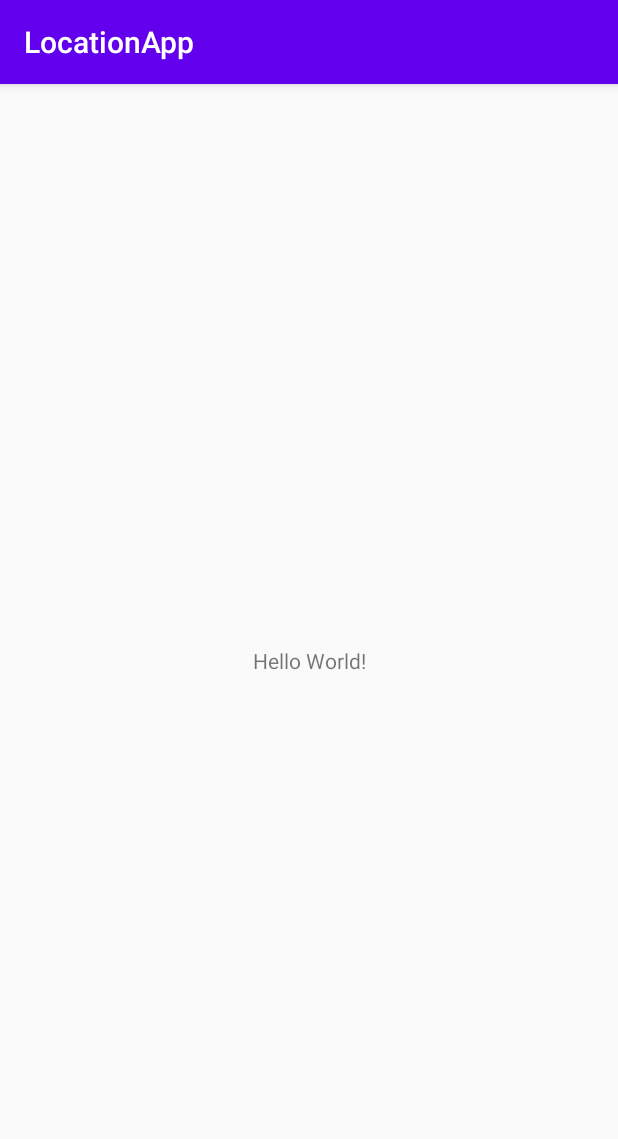
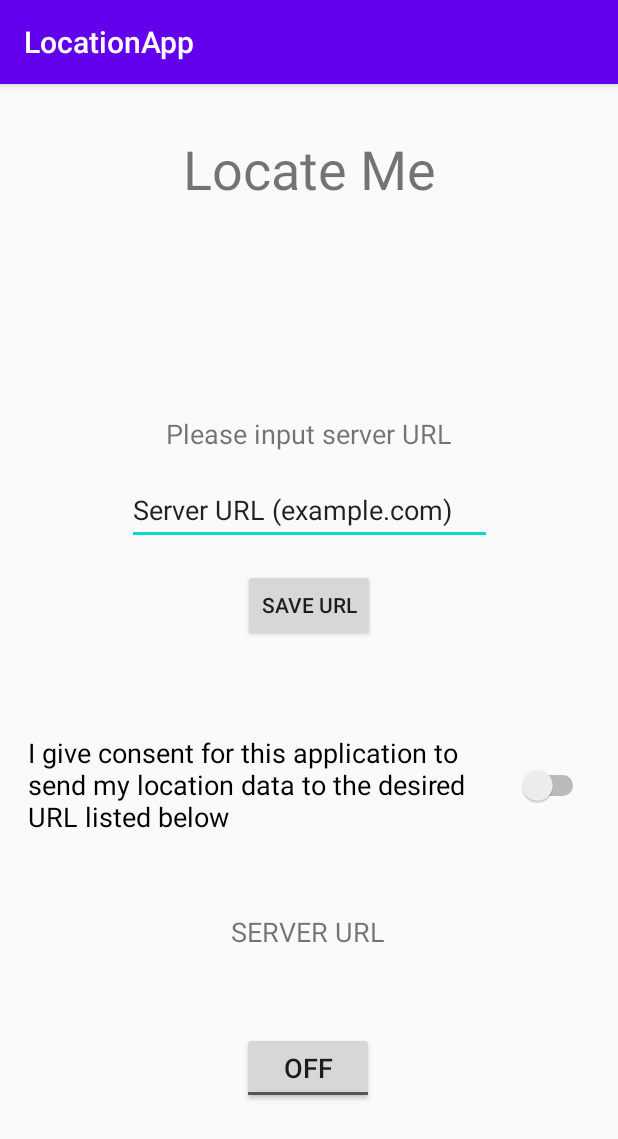
Before and after one commit to BTSTURKEY/LocationAppDevelopment, an Android app: the screen it shows after launch (MainActivity), on a phone screen of 412 x 824 dp. Shown: the top 1139 px of the screen. Run offline under Robolectric (Android 15) with nearby library versions, the phone set to English and light mode, and no system bars.

Commit message:
Design layout

```diff
--- a/LocationApp/app/src/main/res/layout/activity_main.xml
+++ b/LocationApp/app/src/main/res/layout/activity_main.xml
@@ -7,12 +7,93 @@
     tools:context=".MainActivity">
 
     <TextView
+        android:id="@+id/textView"
         android:layout_width="wrap_content"
         android:layout_height="wrap_content"
-        android:text="Hello World!"
-        app:layout_constraintBottom_toBottomOf="parent"
-        app:layout_constraintLeft_toLeftOf="parent"
-        app:layout_constraintRight_toRightOf="parent"
+        android:layout_marginTop="32dp"
+        android:text="Locate Me"
+        android:textSize="36sp"
+        app:layout_constraintEnd_toEndOf="parent"
+        app:layout_constraintStart_toStartOf="parent"
         app:layout_constraintTop_toTopOf="parent" />
 
+    <Switch
+        android:id="@+id/switch1"
+        android:layout_width="374dp"
+        android:layout_height="81dp"
+        android:layout_marginStart="16dp"
+        android:layout_marginLeft="16dp"
+        android:layout_marginTop="55dp"
+        android:layout_marginEnd="16dp"
+        android:layout_marginRight="16dp"
+        android:text="I give consent for this application to send my location data to the desired URL listed below"
+        android:textSize="18sp"
+        app:layout_constraintEnd_toEndOf="parent"
+        app:layout_constraintHorizontal_bias="0.4"
+        app:layout_constraintStart_toStartOf="parent"
+        app:layout_constraintTop_toBottomOf="@+id/button2" />
+
+    <TextView
+        android:id="@+id/textView2"
+        android:layout_width="wrap_content"
+        android:layout_height="wrap_content"
+        android:layout_marginTop="140dp"
+        android:text="Please input server URL"
+        android:textSize="18sp"
+        app:layout_constraintBottom_toTopOf="@+id/editText3"
+        app:layout_constraintEnd_toEndOf="parent"
+        app:layout_constraintStart_toStartOf="parent"
+        app:layout_constraintTop_toBottomOf="@+id/textView" />
+
+    <EditText
+        android:id="@+id/editText3"
+        android:layout_width="243dp"
+        android:layout_height="46dp"
+        android:layout_marginTop="16dp"
+        android:ems="10"
+        android:inputType="textPersonName"
+        android:text="Server URL (example.com)"
+        android:textSize="18sp"
+        app:layout_constraintEnd_toEndOf="parent"
+        app:layout_constraintStart_toStartOf="parent"
+        app:layout_constraintTop_toBottomOf="@+id/textView2" />
+
+    <ToggleButton
+        android:id="@+id/toggleButton"
+        android:layout_width="wrap_content"
+        android:layout_height="wrap_content"
+        android:layout_marginBottom="88dp"
+        android:text="ToggleButton"
+        android:textOff="OFF"
+        android:textOn="ON"
+        android:textSize="18sp"
+        app:layout_constraintBottom_toBottomOf="parent"
+        app:layout_constraintEnd_toEndOf="parent"
+        app:layout_constraintHorizontal_bias="0.498"
+        app:layout_constraintStart_toStartOf="parent" />
+
+    <Button
+        android:id="@+id/button2"
+        android:layout_width="wrap_content"
+        android:layout_height="wrap_content"
+        android:layout_marginTop="16dp"
+        android:text="Save URL"
+        app:layout_constraintBottom_toTopOf="@+id/switch1"
+        app:layout_constraintEnd_toEndOf="parent"
+        app:layout_constraintStart_toStartOf="parent"
+        app:layout_constraintTop_toBottomOf="@+id/editText3" />
+
+    <TextView
+        android:id="@+id/textView3"
+        android:layout_width="wrap_content"
+        android:layout_height="wrap_content"
+        android:text="SERVER URL"
+        android:textSize="18sp"
+        app:layout_constraintBottom_toTopOf="@+id/toggleButton"
+        app:layout_constraintEnd_toEndOf="parent"
+        app:layout_constraintHorizontal_bias="0.498"
+        app:layout_constraintStart_toStartOf="parent"
+        app:layout_constraintTop_toBottomOf="@+id/switch1"
+        app:layout_constraintVertical_bias="0.453" />
+
 </androidx.constraintlayout.widget.ConstraintLayout>
```
